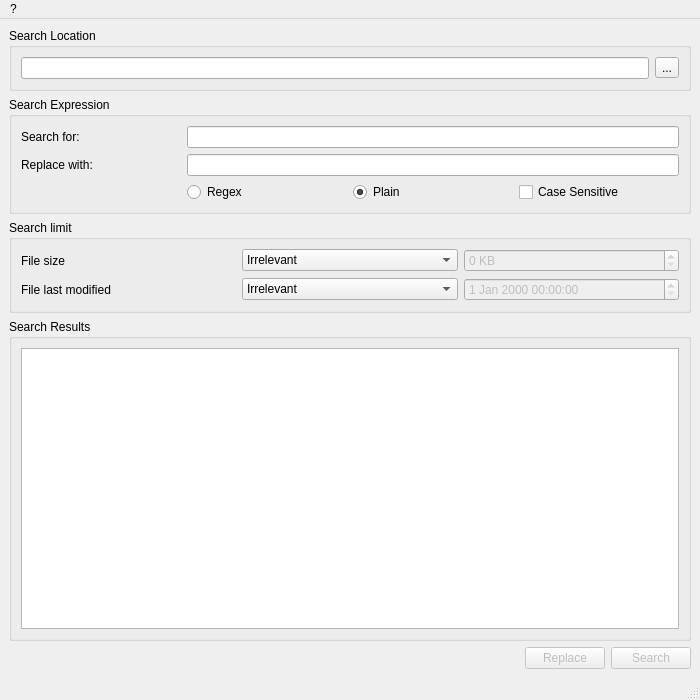
Before: the Qt Designer form MainWindow.ui in visuve/grepQt, drawn with Qt 5.
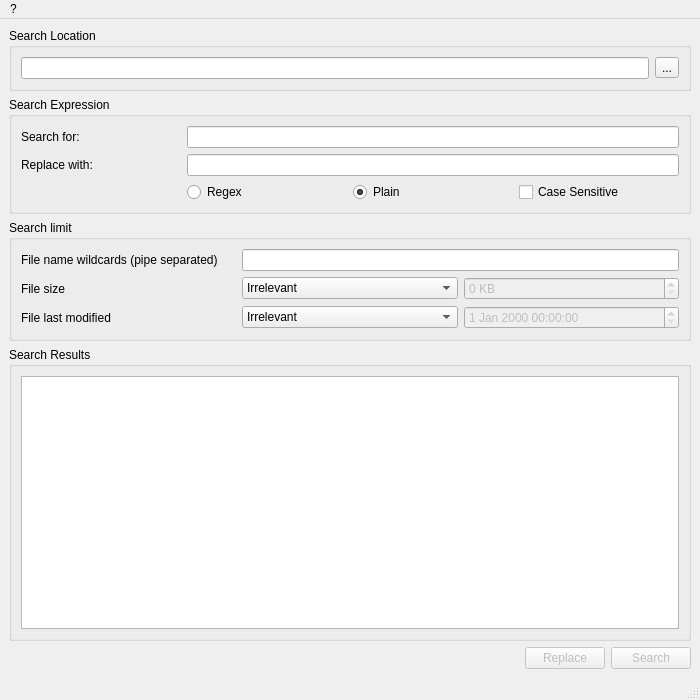
After: the same form once the commit is applied.

Commit message: Add file wild card selection

Patch:
```diff
--- a/MainWindow.ui
+++ b/MainWindow.ui
@@ -93,14 +93,48 @@
        <string>Search limit</string>
       </property>
       <layout class="QGridLayout" name="gridLayout_2">
-       <item row="0" column="0">
+       <item row="2" column="1">
+        <widget class="QComboBox" name="comboBoxLastModified">
+         <item>
+          <property name="text">
+           <string>Irrelevant</string>
+          </property>
+         </item>
+         <item>
+          <property name="text">
+           <string>Before</string>
+          </property>
+         </item>
+         <item>
+          <property name="text">
+           <string>After</string>
+          </property>
+         </item>
+         <item>
+          <property name="text">
+           <string>At</string>
+          </property>
+         </item>
+        </widget>
+       </item>
+       <item row="1" column="2">
+        <widget class="QSpinBox" name="spinBoxFileSize">
+         <property name="enabled">
+          <bool>false</bool>
+         </property>
+         <property name="suffix">
+          <string> KB</string>
+         </property>
+        </widget>
+       </item>
+       <item row="1" column="0">
         <widget class="QLabel" name="labelFileSize">
          <property name="text">
           <string>File size</string>
          </property>
         </widget>
        </item>
-       <item row="0" column="1">
+       <item row="1" column="1">
         <widget class="QComboBox" name="comboBoxFileSize">
          <item>
           <property name="text">
@@ -124,51 +158,27 @@
          </item>
         </widget>
        </item>
-       <item row="0" column="2">
-        <widget class="QSpinBox" name="spinBoxFileSize">
+       <item row="2" column="2">
+        <widget class="QDateTimeEdit" name="dateTimeEditLastModified">
          <property name="enabled">
           <bool>false</bool>
          </property>
-         <property name="suffix">
-          <string> KB</string>
-         </property>
         </widget>
        </item>
-       <item row="1" column="0">
+       <item row="2" column="0">
         <widget class="QLabel" name="labelLastModified">
          <property name="text">
           <string>File last modified</string>
          </property>
         </widget>
        </item>
-       <item row="1" column="1">
-        <widget class="QComboBox" name="comboBoxLastModified">
-         <item>
-          <property name="text">
-           <string>Irrelevant</string>
-          </property>
-         </item>
-         <item>
-          <property name="text">
-           <string>Before</string>
-          </property>
-         </item>
-         <item>
-          <property name="text">
-           <string>After</string>
-          </property>
-         </item>
-         <item>
-          <property name="text">
-           <string>At</string>
-          </property>
-         </item>
-        </widget>
+       <item row="0" column="1" colspan="2">
+        <widget class="QLineEdit" name="lineEditWildcards"/>
        </item>
-       <item row="1" column="2">
-        <widget class="QDateTimeEdit" name="dateTimeEditLastModified">
-         <property name="enabled">
-          <bool>false</bool>
+       <item row="0" column="0">
+        <widget class="QLabel" name="label">
+         <property name="text">
+          <string>File name wildcards (pipe separated)</string>
          </property>
         </widget>
        </item>
```
Left out of the diff: 2 changed lines with no effect on the pictures.
